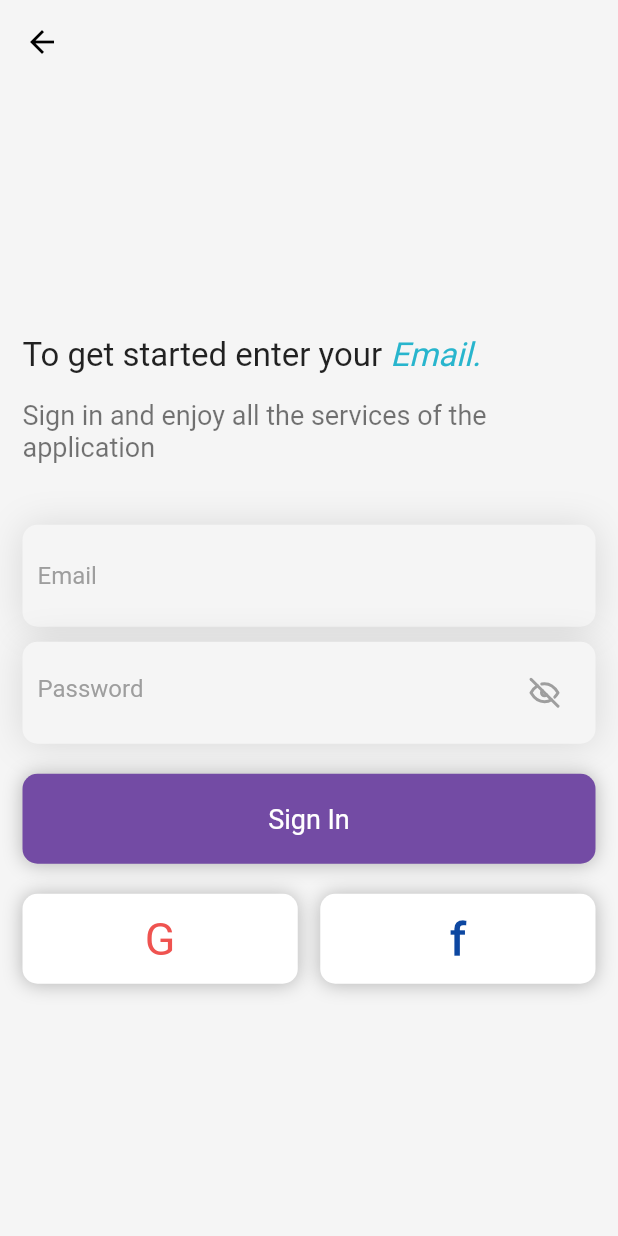
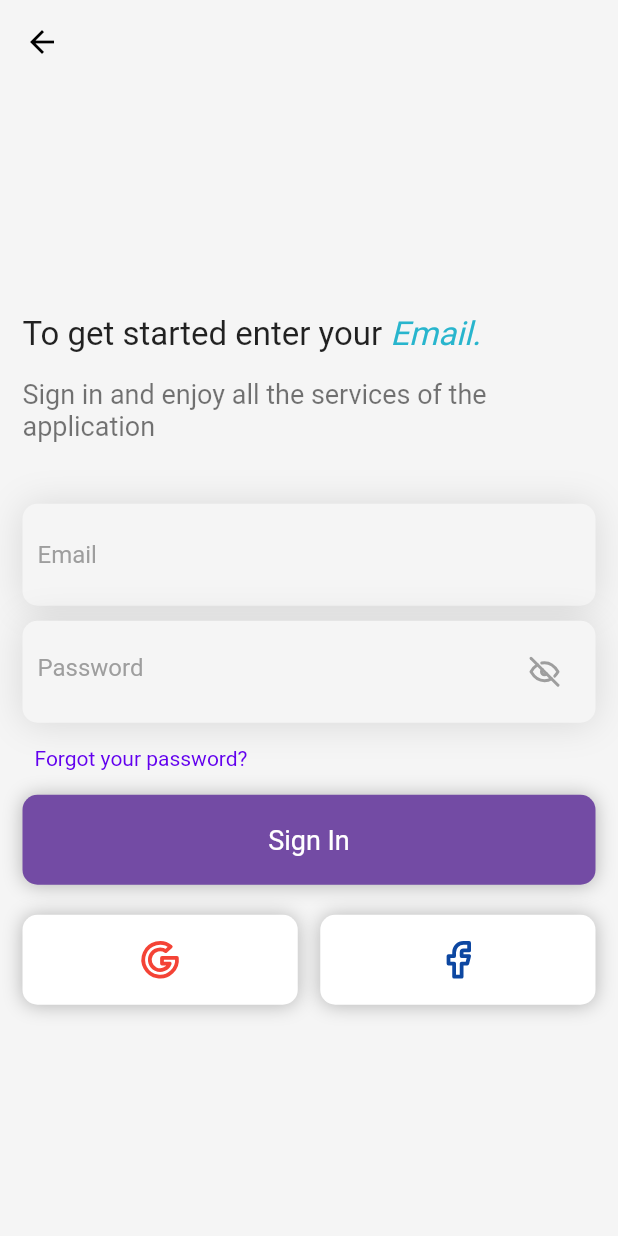
Before and after one commit to amr-alawaad99/HomeMate_HomeServiceApp, a Flutter app: the PreSignUpScreen screen opened directly, after a tap on "Sign In", on a phone screen of 412 x 824 dp. Run offline on Flutter 3.47's test engine with Material 2 defaults, Android fonts, the phone set to English and light mode, and no system bars; our stand-ins replace bloc, bubble_bottom_bar, cloud_firestore, conditional_builder_null_safety, firebase_auth, firebase_core and 11 more; missing offline and left inert: colorful_safe_area, date_time_picker_widget, ntp, username_generator; accounts and stored records are empty; network calls fail.

Commit message:
forgot password button ( reset_password_screen.dart )

```diff
--- a/lib/module/order_confirm_Screen/order_confirm_screen.dart
+++ b/lib/module/order_confirm_Screen/order_confirm_screen.dart
@@ -137,9 +137,6 @@ class OrderConfirmScreen extends StatelessWidget {
                             location: location,
                             notes: notes,
                             image: imgs,
-
-
-
                           );
                           navigateAndPush(context, widget: SuccessScreen());
                         },
--- a/lib/module/sign_in_screen/cubit/cubit.dart
+++ b/lib/module/sign_in_screen/cubit/cubit.dart
@@ -1,4 +1,3 @@
-import 'package:cloud_firestore/cloud_firestore.dart';
 import 'package:firebase_auth/firebase_auth.dart';
 import 'package:flutter/material.dart';
 import 'package:flutter_bloc/flutter_bloc.dart';
@@ -6,7 +5,6 @@ import 'package:flutter_tabler_icons/flutter_tabler_icons.dart';
 import 'package:google_sign_in/google_sign_in.dart';
 import 'package:login_register_methods/module/sign_in_screen/cubit/states.dart';
 
-import '../../../model/user_model.dart';
 import '../../../shared/components/constants.dart';
 import '../../../shared/local/cache_helper.dart';
 
@@ -90,6 +88,7 @@ class SignInCubit extends Cubit<SignInStates> {
     }
   }
 
+
   /// to dark mode
   bool isDark = false;
   void changeAppMode({bool? fromShared}){
--- a/lib/module/sign_in_screen/sign_in_screen.dart
+++ b/lib/module/sign_in_screen/sign_in_screen.dart
@@ -1,12 +1,13 @@
 import 'package:flutter/material.dart';
 import 'package:flutter_bloc/flutter_bloc.dart';
+import 'package:flutter_tabler_icons/flutter_tabler_icons.dart';
 import 'package:login_register_methods/layou_tec/layout_tec.dart';
 import 'package:login_register_methods/layout/cubit/cubit.dart';
 import 'package:login_register_methods/layout/cubit/states.dart';
 import 'package:login_register_methods/layout/main_layout_screen.dart';
-import 'package:login_register_methods/module/new_order_screen/new_order_screen.dart';
 import 'package:login_register_methods/module/sign_in_screen/cubit/cubit.dart';
 import 'package:login_register_methods/module/sign_in_screen/cubit/states.dart';
+import 'package:login_register_methods/module/sign_in_screen/reset_password_screen.dart';
 import 'package:login_register_methods/shared/components/components.dart';
 import 'package:login_register_methods/shared/components/constants.dart';
 import 'package:login_register_methods/shared/local/cache_helper.dart';
@@ -78,6 +79,7 @@ class SignInScreen extends StatelessWidget {
                     child: Column(
                       crossAxisAlignment: CrossAxisAlignment.start,
                       children: [
+                        // Title Text
                         RichText(
                           text: TextSpan(
                               style: Theme.of(context)
@@ -103,6 +105,7 @@ class SignInScreen extends StatelessWidget {
                         SizedBox(
                           height: screenHeight * 0.02,
                         ),
+                        // Caption Text
                         Text(
                           "Sign in and enjoy all the services of the application",
                           style: Theme.of(context)
@@ -113,6 +116,7 @@ class SignInScreen extends StatelessWidget {
                         SizedBox(
                           height: screenHeight * 0.05,
                         ),
+                        // Email input
                         Container(
                           child: defaultTextFormField(
                             hintText: "Email",
@@ -129,6 +133,7 @@ class SignInScreen extends StatelessWidget {
                         const SizedBox(
                           height: 10,
                         ),
+                        // Password input
                         Container(
                           child: defaultTextFormField(
                             hintText: "Password",
@@ -148,9 +153,14 @@ class SignInScreen extends StatelessWidget {
                             },
                           ),
                         ),
-                        const SizedBox(
-                          height: 20,
+                        // Forgot Password
+                        TextButton(
+                          onPressed: () {
+                            navigateAndPush(context, widget: ResetPasswordScreen());
+                          },
+                          child: Text("Forgot your password?"),
                         ),
+                        // Sign in button
                         Container(
                           child: defaultButton(
                             text: "Sign In",
@@ -184,10 +194,8 @@ class SignInScreen extends StatelessWidget {
                                   await SignInCubit.get(context)
                                       .checkGoogleAccountExistence();
                                 },
-                                text: "G",
+                                child: Icon(TablerIcons.brand_google, color: Colors.red, size: 30),
                                 buttonColor: Colors.white,
-                                textColor: Colors.red.shade400,
-                                fontSize: 30.0,
                               ),
                             ),
                             const SizedBox(
@@ -195,12 +203,11 @@ class SignInScreen extends StatelessWidget {
                             ),
                             Expanded(
                               child: defaultButton(
-                                onPress: () {},
-                                text: "f",
+                                onPress: () {
+                                  navigateAndPush(context, widget: comingSoonDialog());
+                                },
+                                child: Icon(TablerIcons.brand_facebook, color: Colors.blue.shade900, size: 30,),
                                 buttonColor: Colors.white,
-                                textColor: Colors.blue.shade900,
-                                isBold: true,
-                                fontSize: 30.0,
                               ),
                             ),
                           ],
--- a/lib/shared/components/components.dart
+++ b/lib/shared/components/components.dart
@@ -12,11 +12,12 @@ Widget defaultButton({
   double height = 60.0,
   double width = double.infinity,
   Color buttonColor = primaryColor,
-  required String text,
+  String? text,
   Color textColor = Colors.white,
   bool isBold = false,
   double fontSize = 18.0,
   required Function() onPress,
+  Widget? child,
 }) =>
     Container(
       height: height,
@@ -37,8 +38,8 @@ Widget defaultButton({
       ),
       child: MaterialButton(
         onPressed: onPress,
-        child: Text(
-          text,
+        child: child ?? Text(
+          text?? "",
           style: TextStyle(
             fontWeight: isBold ? FontWeight.bold : FontWeight.normal,
             fontFamily: 'Roboto',
```
Also changed, not shown: lib/module/onboarding_screen/onboarding_screen.dart (+11 -9 lines), lib/module/sign_in_screen/reset_password_screen.dart (added, +108 -0 lines), lib/shared/components/constants.dart (+17 -1 lines).
